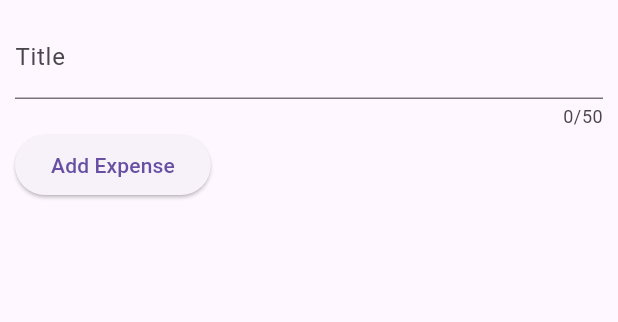
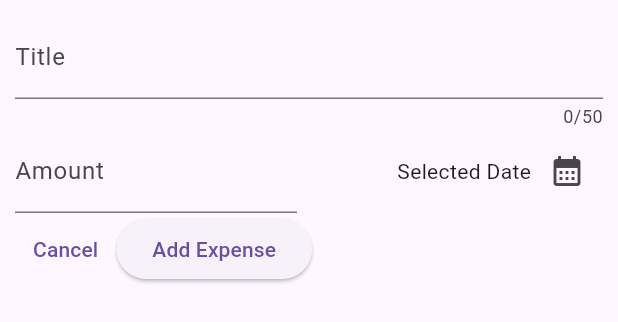
Before and after one commit to ahmedsilinii/expense_tracker_app, a Flutter app: the NewExpense widget shown alone on an empty page, opened directly, on a phone screen of 412 x 824 dp. Shown: the top 322 px of the screen. Run offline on Flutter 3.47's test engine with Material 3 defaults, Android fonts, the phone set to English and light mode, and no system bars.

Commit message:
Update nex_expense.dart
showDatePicker

```diff
--- a/lib/widgets/nex_expense.dart
+++ b/lib/widgets/nex_expense.dart
@@ -1,4 +1,5 @@
 import 'package:flutter/material.dart';
+import 'package:flutter/widgets.dart';
 
 class NewExpense extends StatefulWidget {
   const NewExpense({super.key});
@@ -10,10 +11,31 @@ class NewExpense extends StatefulWidget {
 }
 
 class _NewExpenseState extends State<NewExpense> {
+  /* 1ere methode
   var _enteredTitle = '';
 
   void _saveTitleInput(String inputValue) {
     _enteredTitle = inputValue;
+  }
+  */
+
+  final _titleController = TextEditingController();
+  final _amountController = TextEditingController();
+  @override
+  void dispose() {
+    _titleController.dispose();
+    _amountController.dispose();
+    super.dispose();
+  }
+
+  void _presentDatePicker() {
+    final now = DateTime.now();
+    showDatePicker(
+      context: context,
+      initialDate: now,
+      firstDate: DateTime(now.year - 1, now.month, now.day),
+      lastDate: now,
+    );
   }
 
   @override
@@ -23,15 +45,51 @@ class _NewExpenseState extends State<NewExpense> {
       child: Column(
         children: [
           TextField(
-            onChanged: _saveTitleInput,
+            //onChanged: _saveTitleInput,
+            controller: _titleController,
             maxLength: 50,
-            decoration: InputDecoration(labelText: 'Title'),
+            decoration: const InputDecoration(labelText: 'Title'),
           ),
           Row(
             children: [
+              Expanded(
+                child: TextField(
+                  controller: _amountController,
+                  decoration: const InputDecoration(
+                    prefix: Text('\$ '),
+                    labelText: 'Amount',
+                  ),
+                  keyboardType: TextInputType.number,
+                ),
+              ),
+              const SizedBox(width: 16),
+              Expanded(
+                child: Row(
+                  mainAxisAlignment: MainAxisAlignment.end,
+                  crossAxisAlignment: CrossAxisAlignment.center,
+                  children: [
+                    Text('Selected Date'),
+                    IconButton(
+                      onPressed: _presentDatePicker,
+                      icon: const Icon(Icons.calendar_month),
+                    )
+                  ],
+                ),
+              )
+            ],
+          ),
+          Row(
+            children: [
+              TextButton(
+                onPressed: () {
+                  Navigator.of(context).pop();
+                },
+                child: const Text('Cancel'),
+              ),
               ElevatedButton(
                 onPressed: () {
-                  print(_enteredTitle);
+                  print(_titleController.text);
+                  print(_amountController.text);
                 },
                 child: const Text('Add Expense'),
               ),
```
